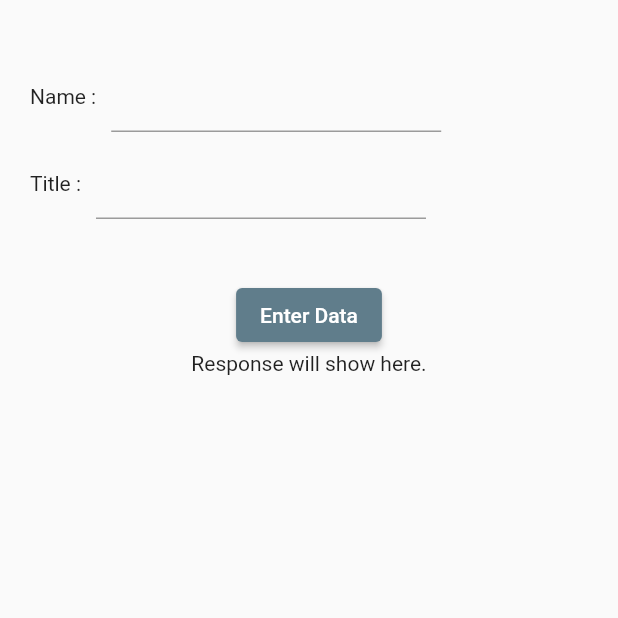
After one commit to sakib556/User-Information-App-BLoC, a Flutter app: the UserFormScreen screen opened directly, after a tap on "Enter Data", on a phone screen of 412 x 824 dp, the top half of it. The commit adds this screen. Run offline on Flutter 3.47's test engine with Material 2 defaults, Android fonts, the phone set to English and light mode, and no system bars; our stand-ins replace bloc, dio, equatable, flutter_bloc, flutter_secure_storage, flutter_svg and 2 more; accounts and stored records are empty; network calls fail; Roboto replaces fonts that are missing (Rubik).

Commit message:
post user data with rest api

```diff
--- a/lib/block/user/user_block.dart
+++ b/lib/block/user/user_block.dart
@@ -1,6 +1,4 @@
 import 'package:bloc/bloc.dart';
-import 'package:test_rest_api_flutter/models/singleton.dart';
-import 'package:test_rest_api_flutter/models/user_model.dart';
 import 'package:test_rest_api_flutter/repository/user_repository.dart';
 import 'package:test_rest_api_flutter/block/user/user.dart';
 
--- /dev/null
+++ b/lib/repository/api_constants.dart
@@ -0,0 +1,7 @@
+
+
+const baseUrl = "https://reqres.in";
+const loginUrl = '$baseUrl/api/login';
+const allUserUrl = '$baseUrl/api/users?page=2';
+const singleUserUrl = '$baseUrl/api/users/2';
+const createUserUrl = '$baseUrl/api/users';
--- a/lib/repository/user_repository.dart
+++ b/lib/repository/user_repository.dart
@@ -2,18 +2,31 @@ import 'package:dio/dio.dart';
 import 'package:flutter_secure_storage/flutter_secure_storage.dart';
 import 'package:test_rest_api_flutter/models/singleton.dart';
 import 'package:test_rest_api_flutter/models/user_model.dart';
+import 'package:test_rest_api_flutter/repository/api_constants.dart';
 
 class UserRepository {
-  static String mainUrl = "https://reqres.in";
-  static var loginUrl = '$mainUrl/api/login';
-  static var allUserUrl = '$mainUrl/api/users?page=2';
-  static var singleUserUrl = '$mainUrl/api/users';
 
   final FlutterSecureStorage storage = const FlutterSecureStorage();
   static final Dio _dio = Dio();
 
+  static Future<String> createUser(String name, String title) async {
+    Response response = await _dio.post(
+      createUserUrl,
+      data: {"name": name, "job": title},
+    );
+    if (response.statusCode != 201) {
+      throw Exception();
+    } else {
+      print("The response is that \n${response.data}\n");
+      return response.data.toString();
+    }
+  }
+
   static Future<UserModel?> getAllUser() async {
-    Response response = await _dio.get(allUserUrl);
+    Response response = await _dio.get(
+      allUserUrl,
+    //  options: Options(responseType: ResponseType.stream),
+    );
     if (response.statusCode != 200) {
       throw Exception();
     } else {
--- /dev/null
+++ b/lib/views/user/user_form_screen.dart
@@ -0,0 +1,71 @@
+import 'package:flutter/material.dart';
+import 'package:test_rest_api_flutter/repository/user_repository.dart';
+
+class UserFormScreen extends StatefulWidget {
+  const UserFormScreen({super.key});
+
+  @override
+  State<UserFormScreen> createState() => _UserFormScreenState();
+}
+
+class _UserFormScreenState extends State<UserFormScreen> {
+  String response = "Response will show here.";
+  final TextEditingController nameController = TextEditingController();
+  final TextEditingController titleController = TextEditingController();
+
+  @override
+  Widget build(BuildContext context) {
+    return SafeArea(
+      child: Scaffold(
+        body: Padding(
+          padding: const EdgeInsets.all(20.0),
+          child: Column(
+            children: [
+              const SizedBox(
+                height: 20,
+              ),
+              Row(
+                children: [
+                  const Text("Name :"),
+                  const SizedBox(width: 10,),
+                  SizedBox(
+                    width: 220,
+                    child: TextField(
+                      controller: nameController,
+                    ),
+                  ),
+                ],
+              ),
+              const SizedBox(
+                height: 10,
+              ),
+              Row(
+                children: [
+                  const Text("Title :"),
+                  const SizedBox(width: 10,),
+                  SizedBox(
+                    width: 220,
+                    child: TextField(
+                      controller: titleController,
+                    ),
+                  ),
+                ],
+              ),
+              const SizedBox(
+                height: 40,
+              ),
+              ElevatedButton(
+                  onPressed: () async {
+                    response = await UserRepository.createUser(
+                        nameController.text, titleController.text);
+                    setState(() {});
+                  },
+                  child: const Text("Enter Data")),
+              Text(response, textAlign: TextAlign.center)
+            ],
+          ),
+        ),
+      ),
+    );
+  }
+}
--- a/lib/views/user/user_screen.dart
+++ b/lib/views/user/user_screen.dart
@@ -6,6 +6,7 @@ import 'package:flutter_bloc/flutter_bloc.dart';
 import 'package:test_rest_api_flutter/models/singleton.dart';
 import 'package:test_rest_api_flutter/models/user_model.dart';
 import 'package:test_rest_api_flutter/services/app_router.dart';
+import 'package:test_rest_api_flutter/views/user/user_form_screen.dart';
 import 'package:test_rest_api_flutter/views/user/user_profile_screen.dart';
 
 class UserScreen extends StatelessWidget {
@@ -44,19 +45,16 @@ class UserScreen extends StatelessWidget {
   Widget userView(List<UserData> userList, BuildContext context) {
     return Padding(
       padding: const EdgeInsets.all(8.0),
+      child: Column(
+        children: [
+          ElevatedButton(onPressed: () {
+            AppRouter.route(context, const UserFormScreen());
+          }, child: const Text("Add new user")),
+          Expanded(
             child: ListView(
               children: userList
                   .map((user) => InkWell(
                         onTap: () {
-                    // if (getIt.isRegistered<UserData>() == false) {
-                    //   getIt.registerFactory<UserData>(() => user);
-                    //   print("1");
-                    // } else {
-                    //   print("2");
-                    //   getIt.unregister<UserData>();
-                    //   getIt.registerFactory<UserData>(() => user);
-                    // }
-
                           getIt.registerFactory<UserData>(() => user);
                           AppRouter.route(context, const UserProfileScreen());
                         },
@@ -73,6 +71,9 @@ class UserScreen extends StatelessWidget {
                       ))
                   .toList(),
             ),
+          ),
+        ],
+      ),
     );
   }
 }
```
Lines whose indentation alone changed are shown as unchanged.
